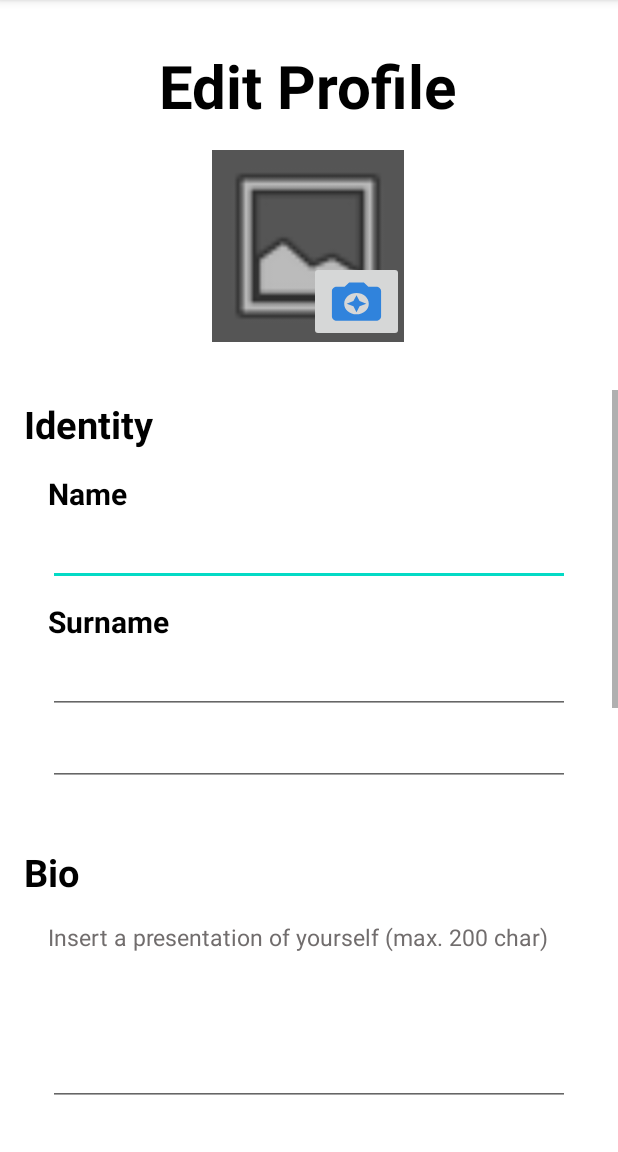
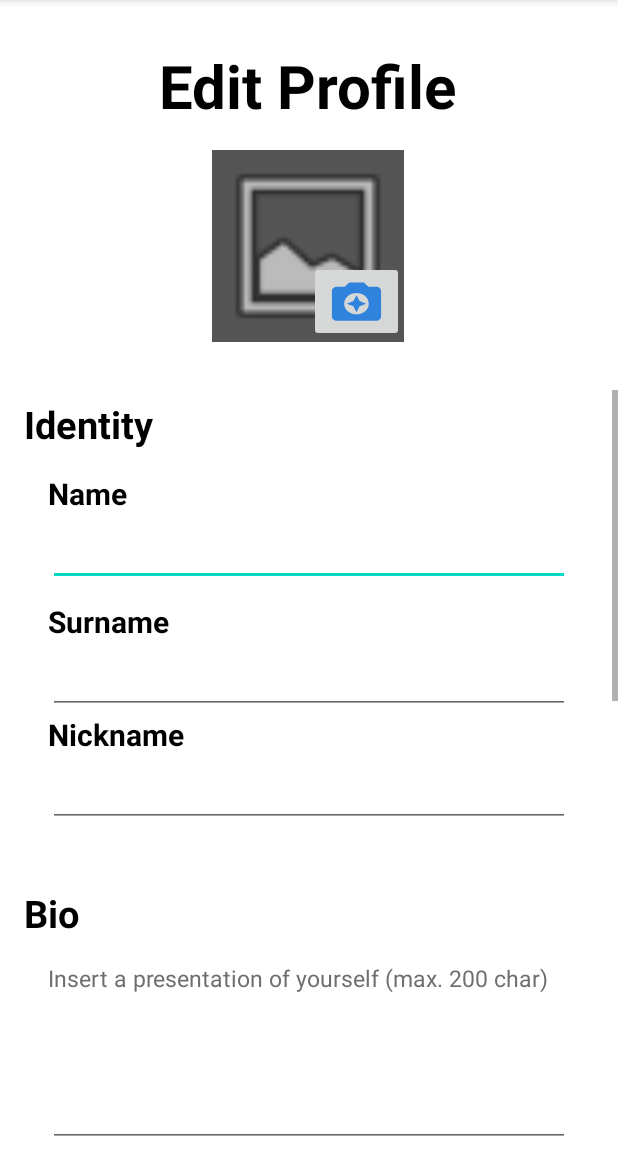
Before and after one commit to laib3/Chronomy, an Android app: the EditProfileActivity screen opened directly, with no data from a screen before it, on a phone screen of 412 x 824 dp, the part 84-1236 px from its top. Run offline under Robolectric (Android 15) with nearby library versions, the phone set to English and light mode, and no system bars.

Commit message:
fixed skill cards, now they have the same width

```diff
--- a/app/src/main/res/layout-land/activity_edit_profile.xml
+++ b/app/src/main/res/layout-land/activity_edit_profile.xml
@@ -279,12 +279,263 @@
 
                 </LinearLayout>
 
+                <TextView
+                    android:id="@+id/Skills"
+                    android:layout_width="match_parent"
+                    android:layout_height="wrap_content"
+                    android:layout_marginTop="40dp"
+                    android:text="Skills"
+                    android:textColor="#000000"
+                    android:textSize="25sp"
+                    android:textStyle="bold" />
+
+                <LinearLayout
+                    android:id="@+id/skillInfo"
+                    android:layout_width="match_parent"
+                    android:layout_height="wrap_content"
+                    android:layout_marginStart="16dp"
+                    android:layout_marginTop="15dp"
+                    android:layout_marginEnd="16dp"
+                    android:orientation="vertical"
+                    android:layout_marginBottom="40dp">
+
+                    <TextView
+                        android:id="@+id/selected"
+                        android:layout_width="match_parent"
+                        android:layout_height="wrap_content"
+                        android:layout_marginTop="10dp"
+                        android:text="Selected"
+                        android:textColor="#000000"
+                        android:textSize="20sp"
+                        android:textStyle="bold" />
+
+                    <GridLayout
+                        android:id="@+id/selectedSkills"
+                        android:layout_width="match_parent"
+                        android:layout_height="match_parent"
+                        android:layout_marginTop="15dp"
+                        android:layout_marginBottom="10dp"
+                        android:columnCount="2"
+                        >
+
+                        <androidx.cardview.widget.CardView
+                            android:layout_margin="5dp"
+                            app:cardCornerRadius="8dp"
+                            app:cardElevation="8dp"
+                            app:layout_gravity="fill"
+                            app:layout_column="1"
+                            app:layout_row="0"
+                            app:layout_rowWeight="1"
+                            android:foreground="?android:attr/selectableItemBackground"
+                            android:clickable="true"
+                            android:focusable="true"
+                            android:layout_width="0dp"
+                            android:layout_height="wrap_content"
+                            android:layout_columnWeight="1"
+                            android:layout_rowWeight="1">
+
+                            <LinearLayout
+                                android:layout_width="match_parent"
+                                android:layout_height="wrap_content"
+                                android:orientation="horizontal">
+
+                                <ImageView
+                                    android:layout_width="61dp"
+                                    android:layout_height="63dp"
+                                    tools:srcCompat="@tools:sample/avatars" />
+
+                                <androidx.constraintlayout.widget.ConstraintLayout
+                                    android:layout_width="match_parent"
+                                    android:layout_height="match_parent">
+
+                                    <TextView
+                                        android:layout_width="wrap_content"
+                                        android:layout_height="wrap_content"
+                                        android:text="Gardening"
+                                        android:textColor="#000000"
+                                        android:textSize="18sp"
+                                        android:padding="4dp"
+                                        app:layout_constraintBottom_toBottomOf="parent"
+                                        app:layout_constraintEnd_toEndOf="parent"
+                                        app:layout_constraintStart_toStartOf="parent"
+                                        app:layout_constraintTop_toTopOf="parent" />
+                                </androidx.constraintlayout.widget.ConstraintLayout>
+
+                            </LinearLayout>
+
+                        </androidx.cardview.widget.CardView>
+
+                        <androidx.cardview.widget.CardView
+                            android:layout_margin="5dp"
+                            app:cardCornerRadius="8dp"
+                            app:cardElevation="8dp"
+                            app:layout_gravity="fill"
+                            app:layout_column="1"
+                            app:layout_row="0"
+                            app:layout_rowWeight="1"
+                            android:foreground="?android:attr/selectableItemBackground"
+                            android:clickable="true"
+                            android:focusable="true"
+                            android:layout_width="0dp"
+                            android:layout_height="wrap_content"
+                            android:layout_columnWeight="1"
+                            android:layout_rowWeight="1">
+
+                            <LinearLayout
+                                android:layout_width="match_parent"
+                                android:layout_height="wrap_content"
+                                android:orientation="horizontal">
+
+                                <ImageView
+                                    android:layout_width="61dp"
+                                    android:layout_height="63dp"
+                                    tools:srcCompat="@tools:sample/avatars" />
+
+                                <androidx.constraintlayout.widget.ConstraintLayout
+                                    android:layout_width="match_parent"
+                                    android:layout_height="match_parent">
+
+                                    <TextView
+                                        android:layout_width="wrap_content"
+                                        android:layout_height="wrap_content"
+                                        android:text="Child Care"
+                                        android:textColor="#000000"
+                                        android:textSize="18sp"
+                                        android:padding="4dp"
+                                        app:layout_constraintBottom_toBottomOf="parent"
+                                        app:layout_constraintEnd_toEndOf="parent"
+                                        app:layout_constraintStart_toStartOf="parent"
+                                        app:layout_constraintTop_toTopOf="parent" />
+                                </androidx.constraintlayout.widget.ConstraintLayout>
+
+                            </LinearLayout>
+
+                        </androidx.cardview.widget.CardView>
+
+                    </GridLayout>
+
+                    <TextView
+                        android:id="@+id/notSelected"
+                        android:layout_width="match_parent"
+                        android:layout_height="wrap_content"
+                        android:layout_marginTop="10dp"
+                        android:text="Not Selected"
+                        android:textColor="#000000"
+                        android:textSize="20sp"
+                        android:textStyle="bold" />
+
+                    <GridLayout
+                        android:id="@+id/notSelectedSkills"
+                        android:layout_width="match_parent"
+                        android:layout_height="match_parent"
+                        android:layout_marginTop="15dp"
+                        android:layout_marginBottom="10dp"
+                        android:columnCount="2"
+                        >
+
+                        <androidx.cardview.widget.CardView
+                            android:layout_margin="5dp"
+                            app:cardCornerRadius="8dp"
+                            app:cardElevation="8dp"
+                            app:layout_gravity="fill"
+                            app:layout_column="1"
+                            app:layout_row="0"
+                            app:layout_rowWeight="1"
+                            android:foreground="?android:attr/selectableItemBackground"
+                            android:clickable="true"
+                            android:focusable="true"
+                            android:layout_width="0dp"
+                            android:layout_height="wrap_content"
+                            android:layout_columnWeight="1"
+                            android:layout_rowWeight="1">
+
+                            <LinearLayout
+                                android:layout_width="match_parent"
+                                android:layout_height="wrap_content"
+                                android:orientation="horizontal">
+
+                                <ImageView
+                                    android:layout_width="61dp"
+                                    android:layout_height="63dp"
+                                    tools:srcCompat="@tools:sample/avatars" />
+
+                                <androidx.constraintlayout.widget.ConstraintLayout
+                                    android:layout_width="match_parent"
+                                    android:layout_height="match_parent">
+
+                                    <TextView
+                                        android:layout_width="wrap_content"
+                                        android:layout_height="wrap_content"
+                                        android:text="Gardening"
+                                        android:textColor="#000000"
+                                        android:textSize="18sp"
+                                        android:padding="4dp"
+                                        app:layout_constraintBottom_toBottomOf="parent"
+                                        app:layout_constraintEnd_toEndOf="parent"
+                                        app:layout_constraintStart_toStartOf="parent"
+                                        app:layout_constraintTop_toTopOf="parent" />
+                                </androidx.constraintlayout.widget.ConstraintLayout>
+
+                            </LinearLayout>
+
+                        </androidx.cardview.widget.CardView>
+
+                        <androidx.cardview.widget.CardView
+                            android:layout_margin="5dp"
+                            app:cardCornerRadius="8dp"
+                            app:cardElevation="8dp"
+                            app:layout_gravity="fill"
+                            app:layout_column="1"
+                            app:layout_row="0"
+                            app:layout_rowWeight="1"
+                            android:foreground="?android:attr/selectableItemBackground"
+                            android:clickable="true"
+                            android:focusable="true"
+                            android:layout_width="0dp"
+                            android:layout_height="wrap_content"
+                            android:layout_columnWeight="1"
+                            android:layout_rowWeight="1">
+
+                            <LinearLayout
+                                android:layout_width="match_parent"
+                                android:layout_height="wrap_content"
+                                android:orientation="horizontal">
+
+                                <ImageView
+                                    android:layout_width="61dp"
+                                    android:layout_height="63dp"
+                                    tools:srcCompat="@tools:sample/avatars" />
+
+                                <androidx.constraintlayout.widget.ConstraintLayout
+                                    android:layout_width="match_parent"
+                                    android:layout_height="match_parent">
+
+                                    <TextView
+                                        android:layout_width="wrap_content"
+                                        android:layout_height="wrap_content"
+                                        android:text="Child Care"
+                                        android:textColor="#000000"
+                                        android:textSize="18sp"
+                                        android:padding="4dp"
+                                        app:layout_constraintBottom_toBottomOf="parent"
+                                        app:layout_constraintEnd_toEndOf="parent"
+                                        app:layout_constraintStart_toStartOf="parent"
+                                        app:layout_constraintTop_toTopOf="parent" />
+                                </androidx.constraintlayout.widget.ConstraintLayout>
+
+                            </LinearLayout>
+
+                        </androidx.cardview.widget.CardView>
+
+                    </GridLayout>
+
+
+                </LinearLayout>
+
+
             </LinearLayout>
 
-
         </ScrollView>
-
-
 
     </LinearLayout>
 
--- a/app/src/main/res/layout/activity_edit_profile.xml
+++ b/app/src/main/res/layout/activity_edit_profile.xml
@@ -118,6 +118,15 @@
                     android:layout_height="wrap_content"
                     android:textSize="20sp"
                     android:inputType="textCapSentences"/>
+
+                <TextView
+                    android:id="@+id/nickname"
+                    android:layout_width="match_parent"
+                    android:layout_height="wrap_content"
+                    android:text="Nickname"
+                    android:textColor="#000000"
+                    android:textSize="20sp"
+                    android:textStyle="bold" />
 
                 <EditText
                     android:id="@+id/editNickname"
@@ -292,7 +301,7 @@
                         >
 
                     <androidx.cardview.widget.CardView
-                        android:layout_width="wrap_content"
+                        android:layout_width="0dp"
                         android:layout_height="wrap_content"
                         android:layout_margin="5dp"
                         app:cardCornerRadius="8dp"
@@ -301,6 +310,7 @@
                         app:layout_column="1"
                         app:layout_row="0"
                         app:layout_rowWeight="1"
+                        android:layout_columnWeight="1"
                         android:foreground="?android:attr/selectableItemBackground"
                         android:clickable="true"
                         android:focusable="true">
@@ -337,7 +347,7 @@
                     </androidx.cardview.widget.CardView>
 
                     <androidx.cardview.widget.CardView
-                        android:layout_width="wrap_content"
+                        android:layout_width="0dp"
                         android:layout_height="wrap_content"
                         android:layout_margin="5dp"
                         app:cardCornerRadius="8dp"
@@ -346,6 +356,7 @@
                         app:layout_column="1"
                         app:layout_row="0"
                         app:layout_rowWeight="1"
+                        android:layout_columnWeight="1"
                         android:foreground="?android:attr/selectableItemBackground"
                         android:clickable="true"
                         android:focusable="true">
@@ -403,7 +414,7 @@
                     >
 
                     <androidx.cardview.widget.CardView
-                        android:layout_width="wrap_content"
+                        android:layout_width="0dp"
                         android:layout_height="wrap_content"
                         android:layout_margin="5dp"
                         app:cardCornerRadius="8dp"
@@ -412,6 +423,7 @@
                         app:layout_column="1"
                         app:layout_row="0"
                         app:layout_rowWeight="1"
+                        android:layout_columnWeight="1"
                         android:foreground="?android:attr/selectableItemBackground"
                         android:clickable="true"
                         android:focusable="true">
@@ -448,7 +460,7 @@
                     </androidx.cardview.widget.CardView>
 
                     <androidx.cardview.widget.CardView
-                        android:layout_width="wrap_content"
+                        android:layout_width="0dp"
                         android:layout_height="wrap_content"
                         android:layout_margin="5dp"
                         app:cardCornerRadius="8dp"
@@ -457,6 +469,7 @@
                         app:layout_column="1"
                         app:layout_row="0"
                         app:layout_rowWeight="1"
+                        android:layout_columnWeight="1"
                         android:foreground="?android:attr/selectableItemBackground"
                         android:clickable="true"
                         android:focusable="true">
```
